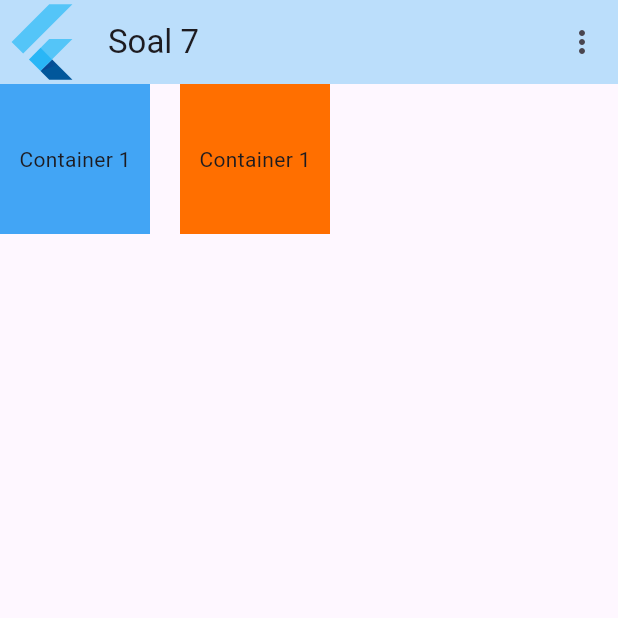
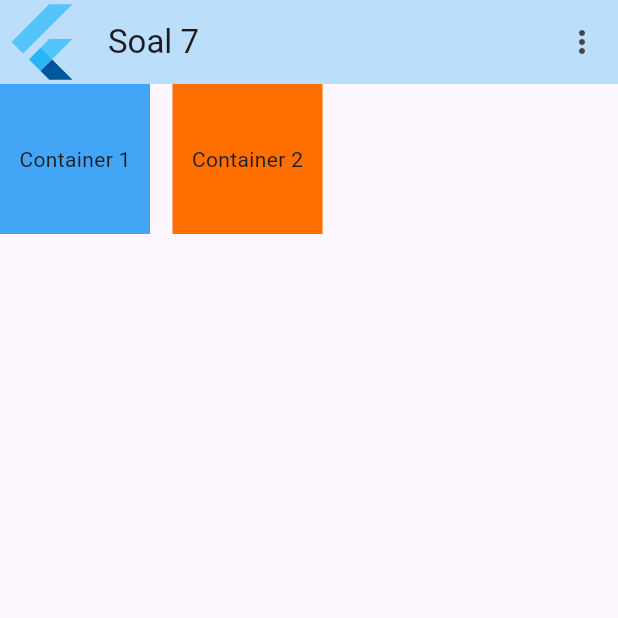
Before and after one commit to WillyAgustri/Learn-Flutter-Fundamental, a Flutter app: the screen it shows after launch, on a phone screen of 412 x 824 dp, the top half of it. Run offline on Flutter 3.47's test engine with Material 3 defaults, Android fonts, the phone set to English and light mode, and no system bars; project files that could hold a hidden picture were left out.

Commit message:
Fix Pratice 7

```diff
--- a/Week 4/flutter_application_4/lib/widgets/soal_7.dart
+++ b/Week 4/flutter_application_4/lib/widgets/soal_7.dart
@@ -19,21 +19,19 @@ class soal_7 extends StatelessWidget {
         body: Row(
           children: [
             Container(
+              margin: EdgeInsets.only(right: 15),
               alignment: Alignment.center,
               width: 100,
               height: 100,
               color: Colors.blue[400],
               child: Text("Container 1"),
             ),
-            SizedBox(
-              width: 20,
-            ),
             Container(
               alignment: Alignment.center,
               width: 100,
               height: 100,
               color: Colors.amber[900],
-              child: Text("Container 1"),
+              child: Text("Container 2"),
             ),
           ],
         ));
```
